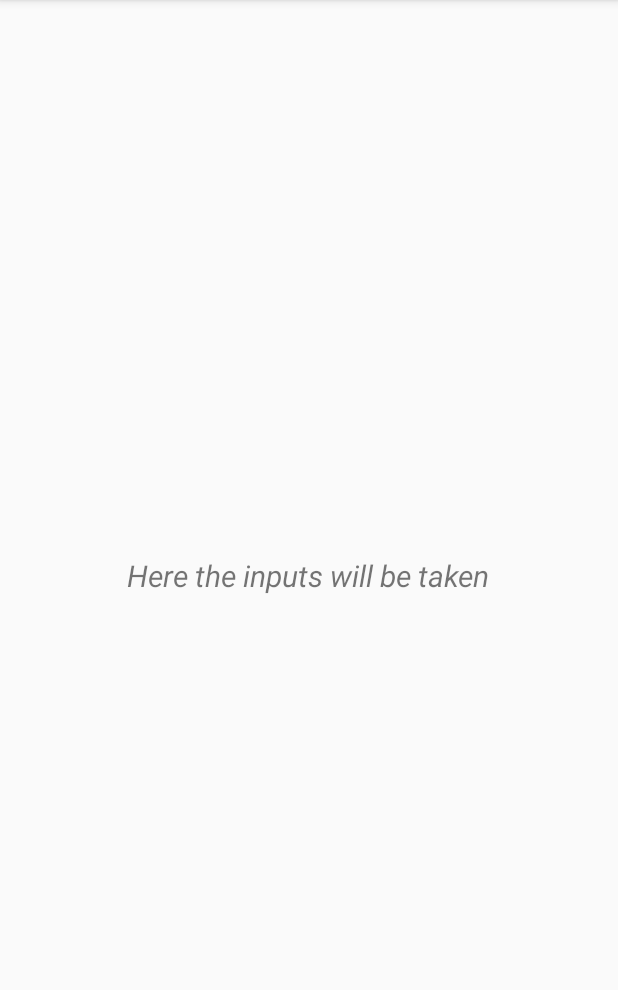
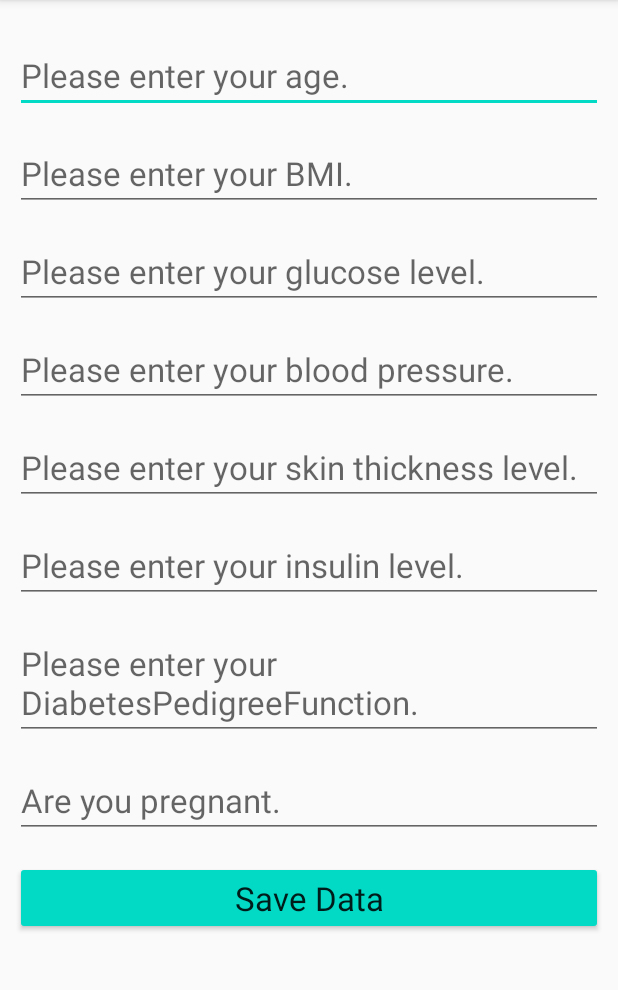
Before and after one commit to mottakin/Type-2-Diabetes_Detector_CSE299, an Android app: the PredictorActivity screen opened directly, with no data from a screen before it, on a phone screen of 412 x 824 dp, the part 84-1074 px from its top. Run offline under Robolectric (Android 15) with nearby library versions, the phone set to English and light mode, and no system bars; our stand-ins replace Firebase (no records; nobody signed in at launch, a user with empty details on screens opened directly).

Commit message:
Predictor data input

```diff
--- a/app/build.gradle
+++ b/app/build.gradle
@@ -1,4 +1,5 @@
 apply plugin: 'com.android.application'
+apply plugin: 'com.google.gms.google-services'
 
 android {
     compileSdkVersion 29
@@ -26,6 +27,7 @@ dependencies {
     implementation fileTree(dir: "libs", include: ["*.jar"])
     implementation 'androidx.appcompat:appcompat:1.1.0'
     implementation 'androidx.constraintlayout:constraintlayout:1.1.3'
+    implementation 'com.google.firebase:firebase-database:19.3.1'
     testImplementation 'junit:junit:4.12'
     androidTestImplementation 'androidx.test.ext:junit:1.1.1'
     androidTestImplementation 'androidx.test.espresso:espresso-core:3.2.0'
--- a/app/src/main/java/com/example/diabeticspredictor/MainActivity.java
+++ b/app/src/main/java/com/example/diabeticspredictor/MainActivity.java
@@ -6,6 +6,7 @@ import android.content.Intent;
 import android.os.Bundle;
 import android.view.View;
 import android.widget.Button;
+import android.widget.Toast;
 
 public class MainActivity extends AppCompatActivity {
     private Button button;
@@ -15,6 +16,7 @@ public class MainActivity extends AppCompatActivity {
     protected void onCreate(Bundle savedInstanceState) {
         super.onCreate(savedInstanceState);
         setContentView(R.layout.activity_main);
+        Toast.makeText(MainActivity.this,"Firebase connected",Toast.LENGTH_LONG).show();
 
         button = (Button) findViewById(R.id.buttonId);
 
--- a/app/src/main/java/com/example/diabeticspredictor/PredictorActivity.java
+++ b/app/src/main/java/com/example/diabeticspredictor/PredictorActivity.java
@@ -3,12 +3,54 @@ package com.example.diabeticspredictor;
 import androidx.appcompat.app.AppCompatActivity;
 
 import android.os.Bundle;
+import android.view.View;
+import android.widget.Button;
+import android.widget.EditText;
+import android.widget.Toast;
+
+import com.google.firebase.database.DatabaseReference;
+import com.google.firebase.database.FirebaseDatabase;
 
 public class PredictorActivity extends AppCompatActivity {
+    private Button saveDataButton;
+    private EditText ageEditText, bmiEditText,glucoseEditText,bpEditText,skinEditText,insulinEditText,diabetesPeDegreeEditText,pregnantEditText;
+    DatabaseReference databaseReference;
 
     @Override
     protected void onCreate(Bundle savedInstanceState) {
         super.onCreate(savedInstanceState);
         setContentView(R.layout.activity_predictor);
+
+        databaseReference = FirebaseDatabase.getInstance().getReference();
+        saveDataButton = findViewById(R.id.saveDataButtonId);
+        ageEditText = findViewById(R.id.ageEditTextId);
+        bmiEditText = findViewById(R.id.bmiEditTextId);
+        glucoseEditText=findViewById(R.id.glucoseEditTextId);
+        bpEditText=findViewById(R.id.bpEditTextId);
+        skinEditText=findViewById(R.id.skinEditTextId);
+        insulinEditText=findViewById(R.id.insulinEditTextId);
+        diabetesPeDegreeEditText=findViewById(R.id.diabetesPeDegreeEditTextId);
+        pregnantEditText=findViewById(R.id.pregnantEditTextId);
+        saveDataButton.setOnClickListener(new View.OnClickListener() {
+            @Override
+            public void onClick(View v) {
+                saveData();
+            }
+        });
+    }
+    public void saveData()
+    {
+        String age = ageEditText.getText().toString().trim();
+        String bmi = bmiEditText.getText().toString().trim();
+        String glucose = glucoseEditText.getText().toString().trim();
+        String bp = bpEditText.getText().toString().trim();
+        String skin = skinEditText.getText().toString().trim();
+        String insulin = insulinEditText.getText().toString().trim();
+        String diabetes = diabetesPeDegreeEditText.getText().toString().trim();
+        String pregnant = pregnantEditText.getText().toString().trim();
+        String key = databaseReference.push().getKey();
+        People people = new People(age,bmi,glucose,bp,skin,insulin,diabetes,pregnant);
+        databaseReference.child(key).setValue(people);
+        Toast.makeText(getApplicationContext(),"Data Saved Successfully",Toast.LENGTH_LONG).show();
     }
 }
--- a/app/src/main/res/layout/activity_information.xml
+++ b/app/src/main/res/layout/activity_information.xml
@@ -5,6 +5,7 @@
     android:layout_width="match_parent"
     android:layout_height="match_parent"
     tools:context=".InformationActivity"
+    android:background="@android:color/holo_blue_dark"
     android:padding="50dp"
     android:gravity="center"
     android:orientation="vertical">
--- a/app/src/main/res/layout/activity_main.xml
+++ b/app/src/main/res/layout/activity_main.xml
@@ -6,9 +6,12 @@
     android:layout_height="match_parent"
     android:gravity="center"
     android:orientation="vertical"
+    android:background="@android:color/darker_gray"
     android:paddingLeft="50dp"
     android:paddingRight="50dp"
     tools:context=".MainActivity">
+
+
     <TextView
         android:layout_width="wrap_content"
         android:layout_height="wrap_content"
--- a/app/src/main/res/layout/activity_predictor.xml
+++ b/app/src/main/res/layout/activity_predictor.xml
@@ -1,15 +1,85 @@
 <?xml version="1.0" encoding="utf-8"?>
-<LinearLayout xmlns:android="http://schemas.android.com/apk/res/android"
+<ScrollView xmlns:android="http://schemas.android.com/apk/res/android"
     xmlns:app="http://schemas.android.com/apk/res-auto"
     xmlns:tools="http://schemas.android.com/tools"
     android:layout_width="match_parent"
     android:layout_height="match_parent"
+    android:padding="10dp"
+    android:orientation="vertical"
     tools:context=".PredictorActivity"
     android:gravity="center">
-<TextView
-    android:layout_width="wrap_content"
-    android:layout_height="wrap_content"
-    android:text="@string/textview2_text"
-    android:textSize="20sp"
-    android:textStyle="italic"/>
-</LinearLayout>
+    <LinearLayout
+        android:orientation="vertical"
+        android:layout_width="match_parent"
+        android:layout_height="match_parent">
+
+
+<EditText
+    android:layout_marginTop="15dp"
+    android:hint="Please enter your age."
+    android:id="@+id/ageEditTextId"
+    android:textAppearance="@style/TextAppearance.AppCompat.Large"
+    android:layout_width="match_parent"
+    android:layout_height="wrap_content"/>
+
+    <EditText
+        android:layout_marginTop="15dp"
+        android:hint="Please enter your BMI."
+        android:id="@+id/bmiEditTextId"
+        android:textAppearance="@style/TextAppearance.AppCompat.Large"
+        android:layout_width="match_parent"
+        android:layout_height="wrap_content"/>
+
+    <EditText
+        android:layout_marginTop="15dp"
+        android:hint="Please enter your glucose level."
+        android:id="@+id/glucoseEditTextId"
+        android:textAppearance="@style/TextAppearance.AppCompat.Large"
+        android:layout_width="match_parent"
+        android:layout_height="wrap_content"/>
+    <EditText
+        android:layout_marginTop="15dp"
+        android:hint="Please enter your blood pressure."
+        android:id="@+id/bpEditTextId"
+        android:textAppearance="@style/TextAppearance.AppCompat.Large"
+        android:layout_width="match_parent"
+        android:layout_height="wrap_content"/>
+    <EditText
+        android:layout_marginTop="15dp"
+        android:hint="Please enter your skin thickness level."
+        android:id="@+id/skinEditTextId"
+        android:textAppearance="@style/TextAppearance.AppCompat.Large"
+        android:layout_width="match_parent"
+        android:layout_height="wrap_content"/>
+    <EditText
+        android:layout_marginTop="15dp"
+        android:hint="Please enter your insulin level."
+        android:id="@+id/insulinEditTextId"
+        android:textAppearance="@style/TextAppearance.AppCompat.Large"
+        android:layout_width="match_parent"
+        android:layout_height="wrap_content"/>
+    <EditText
+        android:layout_marginTop="15dp"
+        android:hint="Please enter your DiabetesPedigreeFunction."
+        android:id="@+id/diabetesPeDegreeEditTextId"
+        android:textAppearance="@style/TextAppearance.AppCompat.Large"
+        android:layout_width="match_parent"
+        android:layout_height="wrap_content"/>
+    <EditText
+        android:layout_marginTop="15dp"
+        android:hint="Are you pregnant."
+        android:id="@+id/pregnantEditTextId"
+        android:textAppearance="@style/TextAppearance.AppCompat.Large"
+        android:layout_width="match_parent"
+        android:layout_height="wrap_content"/>
+        <Button
+            style="@style/Widget.AppCompat.Button.Colored"
+            android:layout_marginTop="15dp"
+            android:text="Save Data"
+            android:id="@+id/saveDataButtonId"
+            android:textAppearance="@style/TextAppearance.AppCompat.Large"
+            android:layout_width="match_parent"
+            android:layout_height="wrap_content"/>
+    </LinearLayout>
+
+</ScrollView>
--- a/build.gradle
+++ b/build.gradle
@@ -6,6 +6,7 @@ buildscript {
     }
     dependencies {
         classpath "com.android.tools.build:gradle:4.0.0"
+        classpath 'com.google.gms:google-services:4.3.3'
 
         // NOTE: Do not place your application dependencies here; they belong
         // in the individual module build.gradle files
```
Also changed, not shown: app/src/main/java/com/example/diabeticspredictor/People.java (added, +87 -0 lines), app/src/main/res/layout/activity_f_a_q.xml (added, +18 -0 lines), 2 other files.
